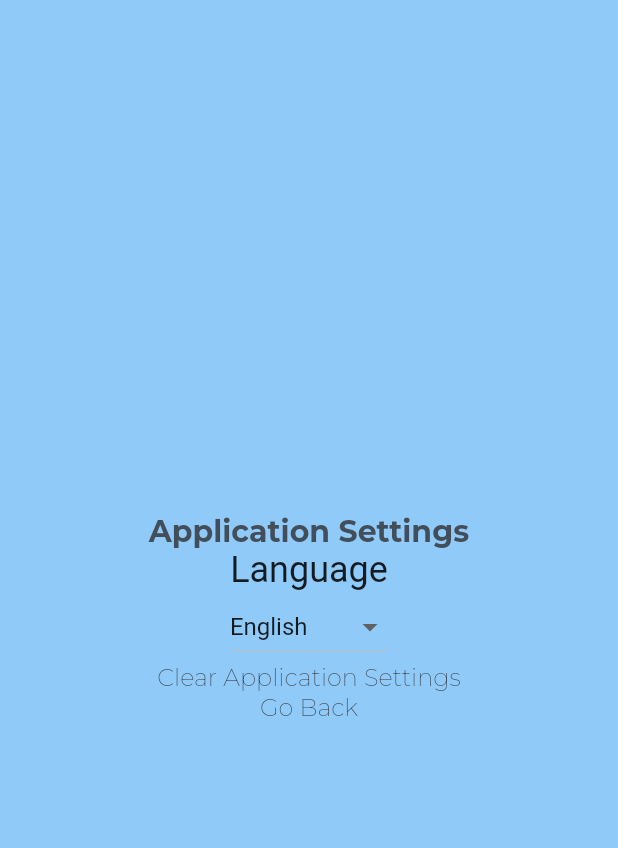
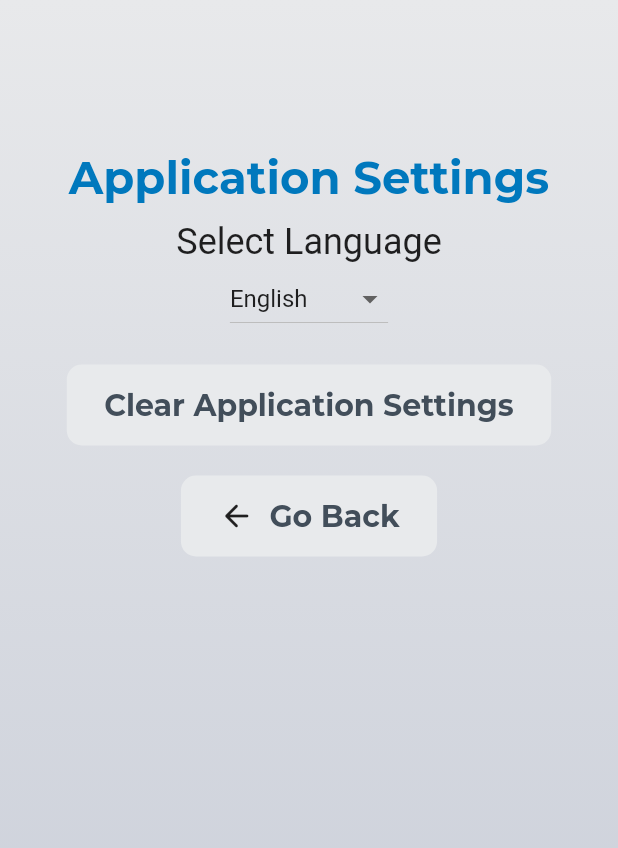
Before and after one commit to freekvandeven/beer-distribution-game, a Flutter app: the SettingScreen widget shown alone on an empty page, opened directly with empty values, on a phone screen of 412 x 824 dp. Shown: the top 848 px of the screen. Run offline on Flutter 3.47's test engine with Material 2 defaults, Android fonts, the phone set to English and light mode, and no system bars; our stand-ins replace equatable, flutter_svg, google_fonts, hooks_riverpod, shared_preferences; accounts and stored records are empty; generated files the repository leaves out were written again.

Commit message:
feat: style settingscreen

```diff
--- a/lib/l10n/app_en.arb
+++ b/lib/l10n/app_en.arb
@@ -20,7 +20,7 @@
 
 
     "settings_title": "Application Settings",
-    "settings_language": "Language",
+    "settings_language": "Select Language",
     "settings_clear": "Clear Application Settings",
     "settings_clear_confirm": "Are you sure you want to clear the application settings?",
     "settings_clear_success": "Application settings cleared successfully",
--- a/lib/l10n/app_nl.arb
+++ b/lib/l10n/app_nl.arb
@@ -20,7 +20,7 @@
 
 
     "settings_title": "Applicatieinstellingen",
-    "settings_language": "Taal",
+    "settings_language": "Selecteer Taal",
     "settings_clear": "Verwijder applicatie data",
     "settings_clear_confirm": "Weet je zeker dat je de applicatieinstellingen wilt verwijderen?",
     "settings_clear_success": "Applicationinstellingen succesvol verwijderd",
--- a/lib/src/ui/screens/settings.dart
+++ b/lib/src/ui/screens/settings.dart
@@ -3,6 +3,7 @@ import 'package:beer_distribution_game/src/models/models.dart';
 import 'package:beer_distribution_game/src/providers.dart';
 import 'package:beer_distribution_game/src/services/services.dart';
 import 'package:beer_distribution_game/src/ui/screens/base.dart';
+import 'package:beer_distribution_game/src/ui/widgets/buttons/primary_button.dart';
 import 'package:flutter/material.dart';
 import 'package:flutter_gen/gen_l10n/app_localizations.dart';
 import 'package:shared_preferences/shared_preferences.dart';
@@ -21,13 +22,26 @@ class SettingScreen extends ConsumerWidget {
     var lang = Localizations.localeOf(context);
     var translate = AppLocalizations.of(context)!;
     return BaseScreen(
-      child: Center(
+      child: Container(
+        width: double.infinity,
+        decoration: BoxDecoration(
+          gradient: LinearGradient(
+            begin: Alignment.topCenter,
+            end: Alignment.bottomCenter,
+            colors: [
+              Color(0xFFe8e9eb),
+              Color(0xFFc5cad6),
+            ],
+          ),
+        ),
         child: Column(
-          mainAxisAlignment: MainAxisAlignment.center,
           children: [
-            Text(
+            Padding(
+              padding: const EdgeInsets.only(top: 100.0, bottom: 10),
+              child: Text(
                 translate.settings_title,
-              style: Theme.of(context).textTheme.headline3,
+                style: Theme.of(context).textTheme.headline1,
+              ),
             ),
             Text(
               translate.settings_language,
@@ -53,8 +67,10 @@ class SettingScreen extends ConsumerWidget {
                   )
                   .toList(),
             ),
-            GestureDetector(
-              onTap: () async {
+            Padding(
+              padding: const EdgeInsets.symmetric(vertical: 20.0),
+              child: PrimaryButton(
+                onPressed: () async {
                   // show a confirmation dialog
                   if (await showDialog(
                     context: context,
@@ -84,14 +100,28 @@ class SettingScreen extends ConsumerWidget {
                 },
                 child: Text(
                   translate.settings_clear,
+                  style: Theme.of(context).textTheme.headline3,
                 ),
               ),
-            GestureDetector(
-              onTap: () {
+            ),
+            PrimaryButton(
+              onPressed: () {
                 Navigator.of(context).pop();
               },
-              child: Text(
+              child: Row(
+                mainAxisSize: MainAxisSize.min,
+                children: [
+                  Icon(
+                    Icons.arrow_back_rounded,
+                  ),
+                  SizedBox(
+                    width: 10,
+                  ),
+                  Text(
                     translate.home_back,
+                    style: Theme.of(context).textTheme.headline4,
+                  ),
+                ],
               ),
             ),
           ],
```
Lines whose indentation alone changed are shown as unchanged.
